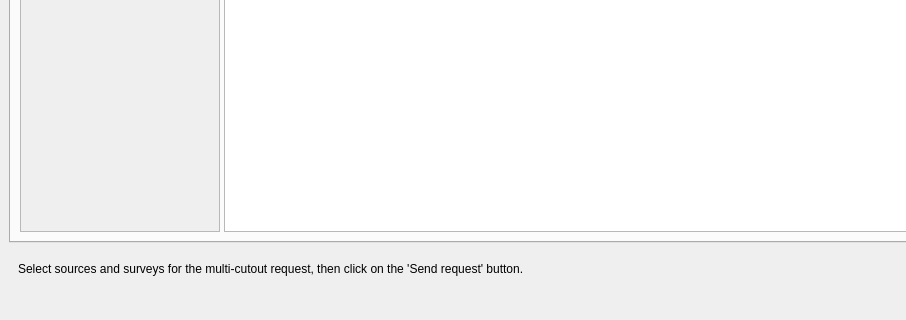
This is Code/ui/usertablewindow.ui in VisIVOLab/ViaLacteaVisualAnalytics as Qt 5 draws it before an edit; both pictures show x 0 to 906 and y 492 to 812 of the 1080 by 812 pixel window. The edited form follows.
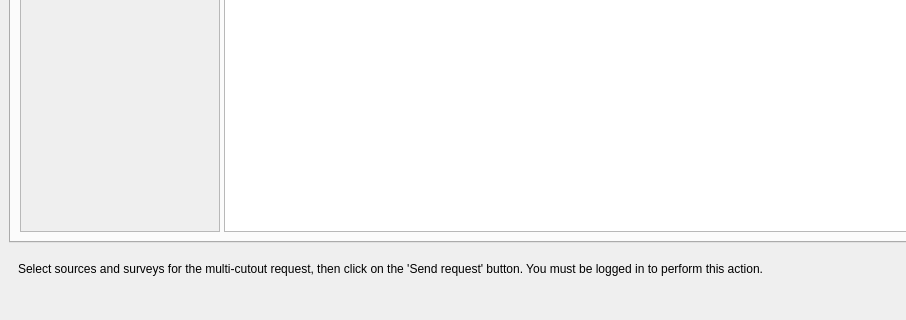
This is the edited form. The open tabs and pages were chosen to show the change.

Commit message: Update label text in mcutout UI

Patch:
```diff
--- a/Code/ui/usertablewindow.ui
+++ b/Code/ui/usertablewindow.ui
@@ -372,7 +372,7 @@
        <item>
         <widget class="QLabel" name="label_4">
          <property name="text">
-          <string>Select sources and surveys for the multi-cutout request, then click on the 'Send request' button.</string>
+          <string>Select sources and surveys for the multi-cutout request, then click on the 'Send request' button. You must be logged in to perform this action.</string>
          </property>
         </widget>
        </item>
```
Left out of the diff: 4 changed lines with no effect on the pictures.
